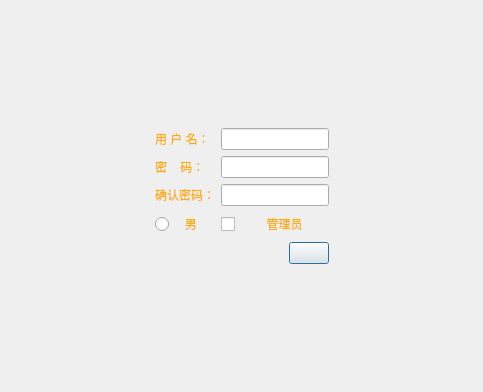
Maxwrt/Program, file play/LoveDiary/registdialog.ui: the form before one commit.
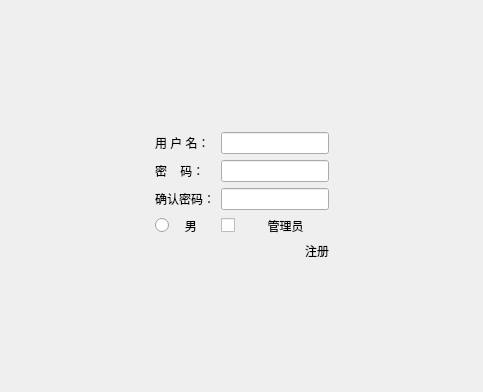
The form after the commit. Icons and pictures are not drawn.

The edit to the form file:
```diff
--- a/play/LoveDiary/registdialog.ui
+++ b/play/LoveDiary/registdialog.ui
@@ -48,7 +48,9 @@
      <item row="2" column="0">
       <widget class="QLabel" name="labelOkPassword">
        <property name="styleSheet">
-        <string notr="true">color:rgb(255, 170, 0)</string>
+        <string notr="true">color:rgb(0, 0, 0);
+border:none;
+font: 14pt &quot;楷体&quot;;</string>
        </property>
        <property name="text">
         <string>确认密码：</string>
@@ -61,7 +63,9 @@
      <item row="3" column="0">
       <widget class="QRadioButton" name="radioButton">
        <property name="styleSheet">
-        <string notr="true">color:rgb(255, 170, 0)</string>
+        <string notr="true">color:rgb(0, 0, 0);
+border:none;
+font: 14pt &quot;楷体&quot;;</string>
        </property>
        <property name="text">
         <string>   男</string>
@@ -71,7 +75,9 @@
      <item row="3" column="1" colspan="2">
       <widget class="QCheckBox" name="checkBox">
        <property name="styleSheet">
-        <string notr="true">color:rgb(255, 170, 0)</string>
+        <string notr="true">color:rgb(0, 0, 0);
+border:none;
+font: 14pt &quot;楷体&quot;;</string>
        </property>
        <property name="text">
         <string>        管理员</string>
@@ -94,7 +100,9 @@
      <item row="1" column="0">
       <widget class="QLabel" name="labelPassword">
        <property name="styleSheet">
-        <string notr="true">color:rgb(255, 170, 0)</string>
+        <string notr="true">color:rgb(0, 0, 0);
+border:none;
+font: 14pt &quot;楷体&quot;;</string>
        </property>
        <property name="text">
         <string>密    码：</string>
@@ -116,19 +124,22 @@
         <string>&lt;html&gt;&lt;head/&gt;&lt;body&gt;&lt;p&gt;&lt;span style=&quot; color:#ffaa00;&quot;&gt;注册&lt;/span&gt;&lt;/p&gt;&lt;/body&gt;&lt;/html&gt;</string>
        </property>
        <property name="styleSheet">
-        <string notr="true">color: rgb(255, 170, 0);
-border-image: url(:/config/close.png);
+        <string notr="true">color:rgb(0,0,0);
+border:none;
+font: 14pt &quot;楷体&quot;;
 </string>
        </property>
        <property name="text">
-        <string/>
+        <string>注册</string>
        </property>
       </widget>
      </item>
      <item row="0" column="0">
       <widget class="QLabel" name="labelUser">
        <property name="styleSheet">
-        <string notr="true">color:rgb(255, 170, 0)</string>
+        <string notr="true">color:rgb(0, 0, 0);
+border:none;
+font: 14pt &quot;楷体&quot;;</string>
        </property>
        <property name="text">
         <string>用 户 名：</string>
```
